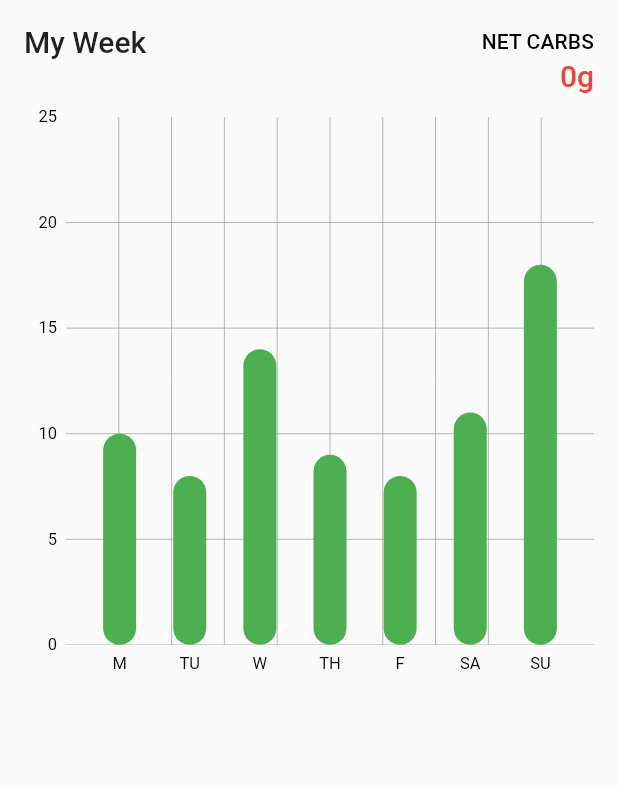
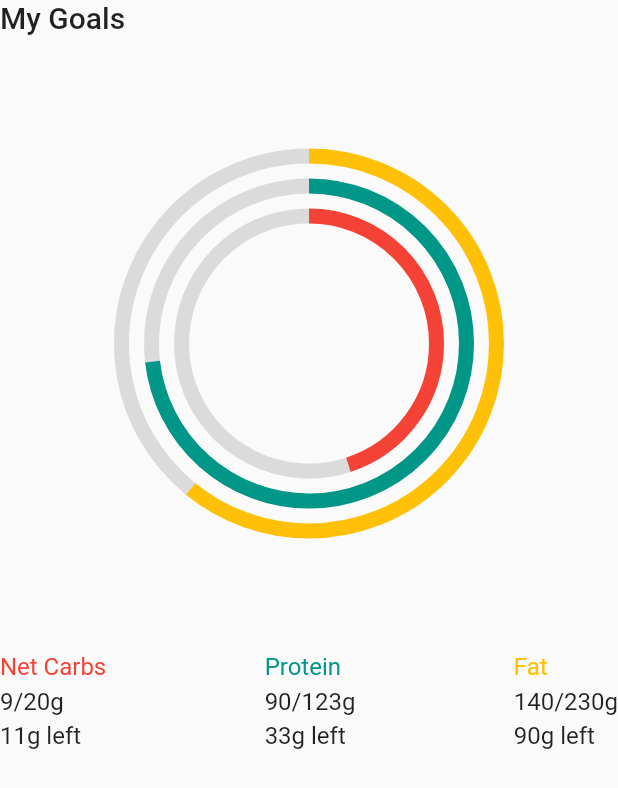
Before and after one commit to dewparin/carb_poc, a Flutter app: the screen it shows after launch, on a phone screen of 412 x 824 dp. Shown: the top 788 px of the screen. Run offline on Flutter 3.47's test engine with Material 2 defaults, Android fonts, the phone set to English and light mode, and no system bars; drawn by our look-alikes of fl_chart.

Commit message:
Implement Goal Pie Chart.

```diff
--- /dev/null
+++ b/lib/components/my_goals/my_goals.dart
@@ -0,0 +1,87 @@
+import 'package:carb_poc/components/my_goals/my_goals_data.dart';
+import 'package:carb_poc/components/my_goals/my_goals_pie_charts.dart';
+import 'package:flutter/material.dart';
+
+class MyGoals extends StatelessWidget {
+  final MyGoalsData data;
+
+  const MyGoals({Key? key, required this.data}) : super(key: key);
+
+  @override
+  Widget build(BuildContext context) {
+    return Container(
+      child: Column(
+        children: [
+          Align(
+            alignment: Alignment.centerLeft,
+            child: Text(
+              'My Goals',
+              style: Theme.of(context).textTheme.headline6,
+            ),
+          ),
+          _buildPieCharts(),
+          _buildInfo(context),
+        ],
+      ),
+    );
+  }
+
+  Widget _buildPieCharts() => MyGoalsPieCharts(data: data);
+
+  Widget _buildInfo(BuildContext context) => Row(
+    mainAxisAlignment: MainAxisAlignment.spaceBetween,
+    children: [
+      _buildInfoItem(
+        context,
+        Colors.red,
+        'Net Carbs',
+        '${data.carbValue}/${data.maxCarbValue}g',
+        '${data.remainingCarb()}g left',
+      ),
+      _buildInfoItem(
+        context,
+        Colors.teal,
+        'Protein',
+        '${data.proteinValue}/${data.maxProteinValue}g',
+        '${data.remainingProtein()}g left',
+      ),
+      _buildInfoItem(
+        context,
+        Colors.amber,
+        'Fat',
+        '${data.fatValue}/${data.maxFatValue}g',
+        '${data.remainingFat()}g left',
+      ),
+    ],
+  );
+
+  Widget _buildInfoItem(
+    BuildContext context,
+    Color line1Color,
+    String line1,
+    String line2,
+    String line3,
+  ) =>
+      Column(
+        mainAxisAlignment: MainAxisAlignment.spaceBetween,
+        crossAxisAlignment: CrossAxisAlignment.start,
+        children: [
+          Text(
+            line1,
+            style: Theme.of(context).textTheme.subtitle1!.copyWith(
+                  color: line1Color,
+                ),
+          ),
+          SizedBox(height: 4,),
+          Text(
+            line2,
+            style: Theme.of(context).textTheme.subtitle1,
+          ),
+          SizedBox(height: 4,),
+          Text(
+            line3,
+            style: Theme.of(context).textTheme.subtitle1,
+          ),
+        ],
+      );
+}
--- /dev/null
+++ b/lib/components/my_goals/my_goals_data.dart
@@ -0,0 +1,27 @@
+class MyGoalsData {
+  final int caloriesValue;
+  final int maxCaloriesValue;
+  final int maxCarbValue;
+  final int carbValue;
+  final int maxProteinValue;
+  final int proteinValue;
+  final int maxFatValue;
+  final int fatValue;
+
+  MyGoalsData({
+    required this.caloriesValue,
+    required this.maxCaloriesValue,
+    required this.maxCarbValue,
+    required this.carbValue,
+    required this.maxProteinValue,
+    required this.proteinValue,
+    required this.maxFatValue,
+    required this.fatValue,
+  });
+}
+
+extension MyGoalsDataExt on MyGoalsData {
+  int remainingCarb() => maxCarbValue - carbValue;
+  int remainingProtein() => maxProteinValue - proteinValue;
+  int remainingFat() => maxFatValue - fatValue;
+}
--- /dev/null
+++ b/lib/components/my_goals/my_goals_pie_charts.dart
@@ -0,0 +1,88 @@
+import 'package:carb_poc/components/my_goals/my_goals_data.dart';
+import 'package:fl_chart/fl_chart.dart';
+import 'package:flutter/material.dart';
+
+class MyGoalsPieCharts extends StatelessWidget {
+  final MyGoalsData data;
+
+  const MyGoalsPieCharts({
+    Key? key,
+    required this.data,
+  }) : super(key: key);
+
+  @override
+  Widget build(BuildContext context) {
+    return AspectRatio(
+      aspectRatio: 1,
+      child: Stack(
+        children: [
+          PieChart(
+            _makeFatPieChartData(),
+          ),
+          PieChart(
+            _makeProteinPieChartData(),
+          ),
+          PieChart(
+            _makeCarbsPieChartData(),
+          ),
+        ],
+      ),
+    );
+  }
+
+  PieChartData _makeFatPieChartData() {
+    return _makePieChartData(
+      value: data.fatValue,
+      remainingValue: data.remainingFat(),
+      color: Colors.amber,
+      centerSpaceRadius: 120,
+    );
+  }
+
+  PieChartData _makeProteinPieChartData() {
+    return _makePieChartData(
+      value: data.proteinValue,
+      remainingValue: data.remainingProtein(),
+      color: Colors.teal,
+      centerSpaceRadius: 100,
+    );
+  }
+
+  PieChartData _makeCarbsPieChartData() {
+    return _makePieChartData(
+      value: data.carbValue,
+      remainingValue: data.remainingCarb(),
+      color: Colors.red,
+      centerSpaceRadius: 80,
+    );
+  }
+
+  PieChartData _makePieChartData({
+    required int value,
+    required int remainingValue,
+    required Color color,
+    double startDegreeOffset = 270,
+    double centerSpaceRadius = 100,
+    double radius = 10,
+  }) {
+    return PieChartData(
+      sectionsSpace: 0,
+      startDegreeOffset: startDegreeOffset,
+      centerSpaceRadius: centerSpaceRadius,
+      sections: [
+        PieChartSectionData(
+          color: color,
+          value: value.toDouble(),
+          radius: radius,
+          title: '',
+        ),
+        PieChartSectionData(
+          color: Colors.black12,
+          value: remainingValue.toDouble(),
+          radius: radius,
+          title: '',
+        ),
+      ],
+    );
+  }
+}
--- a/lib/pages/home_page.dart
+++ b/lib/pages/home_page.dart
@@ -1,3 +1,6 @@
+import 'package:carb_poc/components/my_goals/my_goals.dart';
+import 'package:carb_poc/components/my_goals/my_goals_data.dart';
+import 'package:carb_poc/components/my_goals/my_goals_pie_charts.dart';
 import 'package:carb_poc/components/weekly_bar_chart.dart';
 import 'package:flutter/material.dart';
 
@@ -9,9 +12,22 @@ class HomePage extends StatelessWidget {
     return Scaffold(
       body: SafeArea(
         child: Container(
-          child: WeeklyBarChart(carbAmount: mockCarbs,),
+          // child: WeeklyBarChart(carbAmount: mockCarbs,),
+          child: _buildMyGoals(),
         ),
       ),
     );
   }
+
+  Widget _buildMyGoals() {
+    final data = MyGoalsData(caloriesValue: 429,
+        maxCaloriesValue: 2500,
+        maxCarbValue: 20,
+        carbValue: 9,
+        maxProteinValue: 123,
+        proteinValue: 90,
+        maxFatValue: 230,
+        fatValue: 140);
+    return MyGoals(data: data);
+  }
 }
```
